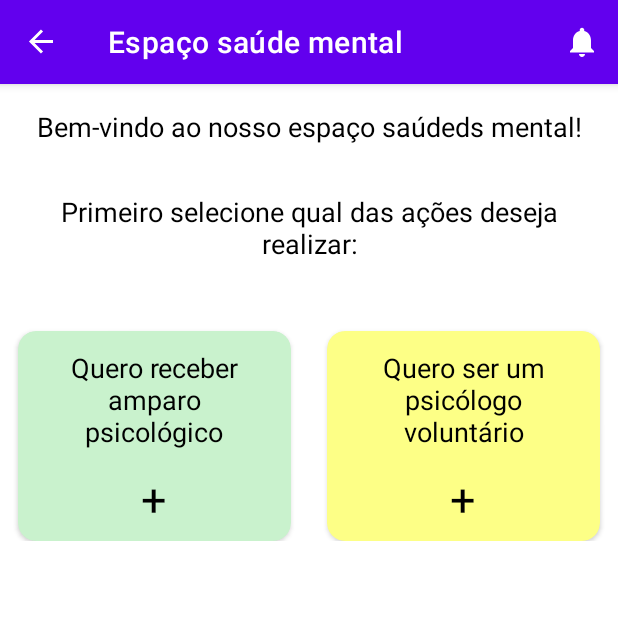
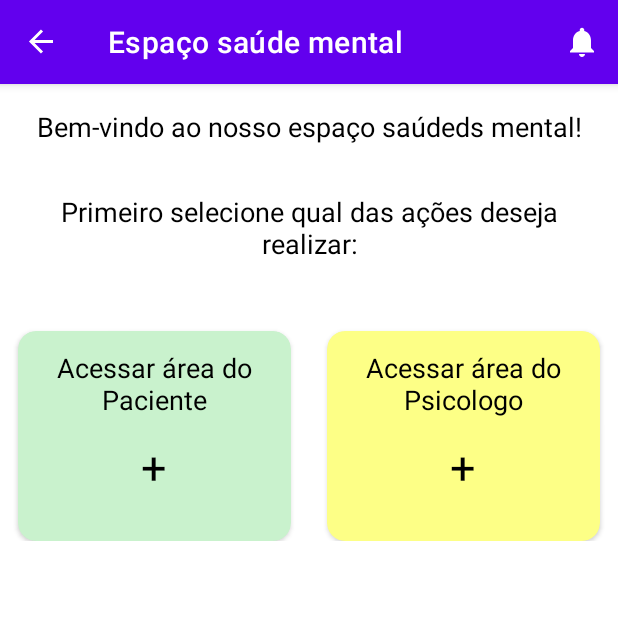
Before and after one commit to amandagsantos16/Pos-Covid-App, an Android app: the screen it shows after launch (HomeActivity), after a tap on "Espaço - Saúde mental", on a phone screen of 412 x 824 dp, the top half of it. Run offline under Robolectric (Android 15) with nearby library versions, the phone set to English and light mode, and no system bars; our stand-ins replace Firebase (no records; nobody signed in at launch, a user with empty details on screens opened directly), navigation-ui.

Commit message:
layout da tela de cadastrar psicologo

```diff
--- a/app/src/main/java/com/amanda/poscovid/ui/fragment/EspacoSaudeFragment.kt
+++ b/app/src/main/java/com/amanda/poscovid/ui/fragment/EspacoSaudeFragment.kt
@@ -19,5 +19,15 @@ class EspacoSaudeFragment : BaseAppFragment() {
 
     override fun onViewCreated(view: View, savedInstanceState: Bundle?) {
         super.onViewCreated(view, savedInstanceState)
+
+        setOnClicks()
+    }
+
+    private fun setOnClicks() {
+        binding.serPsicologo.setOnClickListener {
+            navigateTo(
+                EspacoSaudeFragmentDirections.actionEspacoSaudeToCadastrarPsicologo()
+            )
+        }
     }
 }
--- a/app/src/main/res/layout/fragment_espaco_saude.xml
+++ b/app/src/main/res/layout/fragment_espaco_saude.xml
@@ -29,7 +29,7 @@
         android:orientation="horizontal">
 
         <androidx.cardview.widget.CardView
-            android:id="@+id/ser_psicologo"
+            android:id="@+id/ser_paciente"
             android:layout_width="0dp"
             android:layout_height="140dp"
             android:layout_marginHorizontal="12dp"
@@ -48,7 +48,7 @@
                     android:layout_height="wrap_content"
                     android:layout_margin="12dp"
                     android:gravity="center"
-                    android:text="@string/quero_receber_amparo_psicologico"
+                    android:text="@string/aceessar_area_paciente"
                     android:textColor="@color/black"
                     android:textSize="18sp" />
 
@@ -63,7 +63,7 @@
         </androidx.cardview.widget.CardView>
 
         <androidx.cardview.widget.CardView
-            android:id="@+id/ser_paciente"
+            android:id="@+id/ser_psicologo"
             android:layout_width="0dp"
             android:layout_height="140dp"
             android:layout_marginHorizontal="12dp"
@@ -82,7 +82,7 @@
                     android:layout_height="wrap_content"
                     android:layout_margin="12dp"
                     android:gravity="center"
-                    android:text="@string/quero_ser_um_psicologo_voluntario"
+                    android:text="@string/acessar_area_psicologo"
                     android:textColor="@color/black"
                     android:textSize="18sp" />
 
--- a/app/src/main/res/navigation/main_graph.xml
+++ b/app/src/main/res/navigation/main_graph.xml
@@ -25,7 +25,11 @@
         android:id="@+id/espaco_saude"
         android:name="com.amanda.poscovid.ui.fragment.EspacoSaudeFragment"
         android:label="Espaço saúde mental"
-        tools:layout="@layout/fragment_espaco_saude" />
+        tools:layout="@layout/fragment_espaco_saude" >
+        <action
+            android:id="@+id/action_espaco_saude_to_cadastrar_psicologo"
+            app:destination="@id/cadastrar_psicologo" />
+    </fragment>
 
     <fragment
         android:id="@+id/ultimos_estudos"
@@ -52,4 +56,11 @@
             app:argType="com.amanda.poscovid.modelo.Noticia" />
     </fragment>
 
+    <fragment
+        android:id="@+id/cadastrar_psicologo"
+        android:name="com.amanda.poscovid.ui.fragment.saude.CadastrarPsicologoFragment"
+        android:label="@string/cadastrar_psicologo"
+        tools:layout="@layout/fragment_cadastrar_psicologo" >
+    </fragment>
+
 </navigation>
--- a/app/src/main/res/values/strings.xml
+++ b/app/src/main/res/values/strings.xml
@@ -31,13 +31,21 @@
     <string name="covid_no_mundo">Covid no mundo</string>
     <string name="ultimos_estudos">Últimos estudos</string>
     <string name="espa_o_sa_de_mental">Espaço - Saúde mental</string>
-    <string name="quero_receber_amparo_psicologico">Quero receber amparo psicológico</string>
-    <string name="quero_ser_um_psicologo_voluntario">Quero ser um psicólogo voluntário</string>
+    <string name="aceessar_area_paciente">Acessar área do Paciente</string>
+    <string name="acessar_area_psicologo">Acessar área do Psicologo</string>
     <string name="erro_padrao_api_get">Descuple, não conseguimos buscas os dados no momento, por favor, tente novamente mais tarde.</string>
     <string name="estados">Estados</string>
     <string name="link_estudo"><u>Acesse a noticia completa aqui</u></string>
     <string name="estudo">Estudo</string>
-    <string name="agenda">Agenda</string>
+    <string name="agenda">Agendamentos</string>
     <string name="login">Login</string>
+    <string name="nome_completo">Nome completo</string>
+    <string name="data_de_nascimento">Data de nascimento</string>
+    <string name="crp">CRP</string>
+    <string name="resumo_profissional">Resumo profissional</string>
+    <string name="especializacao">Especialização</string>
+    <string name="enviar">Enviar</string>
+    <string name="cadastrar_psicologo">Cadastrar Psicologo</string>
+    <string name="cadastrar_psicologo_dados_enviados">Seus dados foram enviados para avaliação e em breve você receberá um retorno</string>
 
 </resources>
```
Also changed, not shown: app/src/main/java/com/amanda/poscovid/ui/fragment/saude/CadastrarPsicologoFragment.kt (added, +53 -0 lines), app/src/main/res/layout/fragment_cadastrar_psicologo.xml (added, +86 -0 lines).
